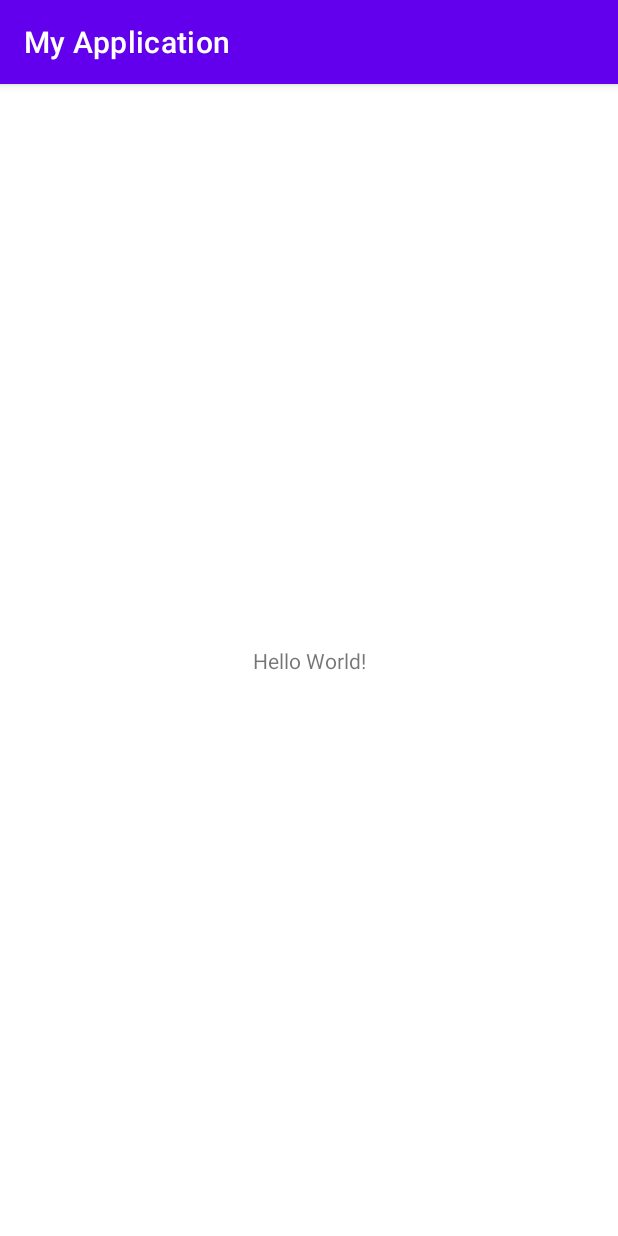
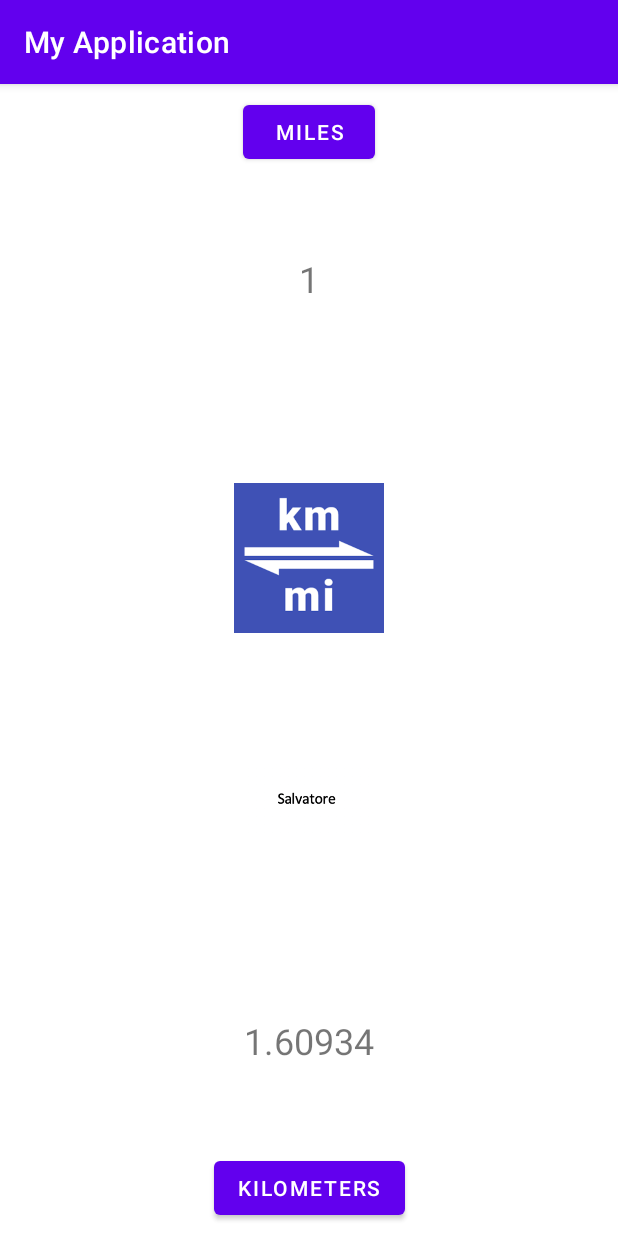
Before and after one commit to salvatore-ardisi/cs639, an Android app: the screen it shows after launch (MainActivity), on a phone screen of 412 x 824 dp. Run offline under Robolectric (Android 15) with nearby library versions, the phone set to English and light mode, and no system bars.

Commit message:
rough layout copy

```diff
--- a/ConversionSalvatoreArdisiV1/app/src/main/res/layout/activity_main.xml
+++ b/ConversionSalvatoreArdisiV1/app/src/main/res/layout/activity_main.xml
@@ -6,13 +6,68 @@
     android:layout_height="match_parent"
     tools:context=".MainActivity">
 
-    <TextView
+
+    <Button
+        android:id="@+id/miles_button"
         android:layout_width="wrap_content"
         android:layout_height="wrap_content"
-        android:text="Hello World!"
-        app:layout_constraintBottom_toBottomOf="parent"
+        android:layout_marginTop="8dp"
+        android:text="Miles"
         app:layout_constraintEnd_toEndOf="parent"
         app:layout_constraintStart_toStartOf="parent"
         app:layout_constraintTop_toTopOf="parent" />
 
+    <TextView
+        android:id="@+id/miles_view"
+        android:layout_width="100dp"
+        android:layout_height="100dp"
+        android:layout_marginTop="24dp"
+        android:gravity="center"
+        android:textSize="24sp"
+        android:text="1"
+        app:layout_constraintEnd_toEndOf="parent"
+        app:layout_constraintStart_toStartOf="parent"
+        app:layout_constraintTop_toBottomOf="@+id/miles_button" />
+
+    <ImageView
+        android:id="@+id/km_mi_img"
+        android:layout_width="100dp"
+        android:layout_height="100dp"
+        android:src="@drawable/km_mi_img"
+        app:layout_constraintBottom_toTopOf="@+id/name_img"
+        app:layout_constraintEnd_toEndOf="parent"
+        app:layout_constraintStart_toStartOf="parent"
+        app:layout_constraintTop_toBottomOf="@+id/miles_view" />
+
+    <ImageView
+        android:id="@+id/name_img"
+        android:layout_width="150dp"
+        android:layout_height="50dp"
+        android:src="@drawable/name"
+        app:layout_constraintBottom_toTopOf="@+id/kilometers_view"
+        app:layout_constraintEnd_toEndOf="parent"
+        app:layout_constraintStart_toStartOf="parent"
+        app:layout_constraintTop_toBottomOf="@+id/km_mi_img" />
+
+    <TextView
+        android:id="@+id/kilometers_view"
+        android:layout_width="100dp"
+        android:layout_height="100dp"
+        android:layout_marginBottom="24dp"
+        android:gravity="center"
+        android:textSize="24sp"
+        android:text="1.60934"
+        app:layout_constraintBottom_toTopOf="@+id/kilometer_button"
+        app:layout_constraintEnd_toEndOf="parent"
+        app:layout_constraintStart_toStartOf="parent" />
+
+    <Button
+        android:id="@+id/kilometer_button"
+        android:layout_width="wrap_content"
+        android:layout_height="wrap_content"
+        android:layout_marginBottom="8dp"
+        android:text="Kilometers"
+        app:layout_constraintBottom_toBottomOf="parent"
+        app:layout_constraintEnd_toEndOf="parent"
+        app:layout_constraintStart_toStartOf="parent" />
 </androidx.constraintlayout.widget.ConstraintLayout>
```
Also changed, not shown: ConversionSalvatoreArdisiV1/app/src/main/res/drawable/km_mi_img.webp (added), ConversionSalvatoreArdisiV1/app/src/main/res/drawable/name.png (added), 3 other files.
